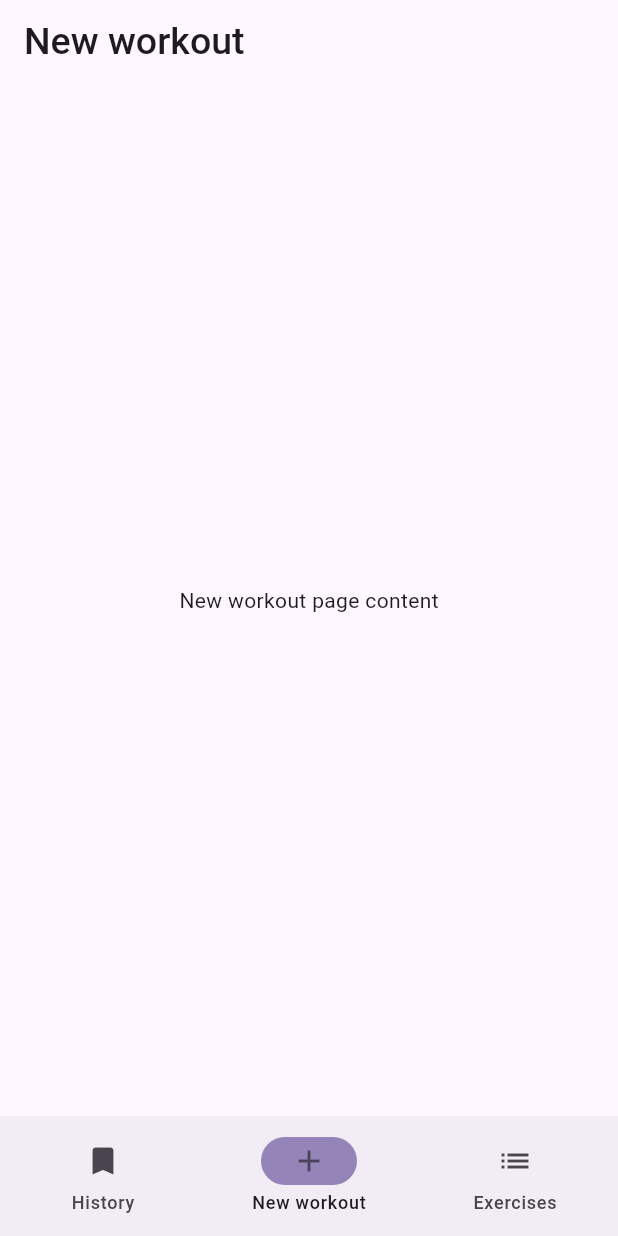
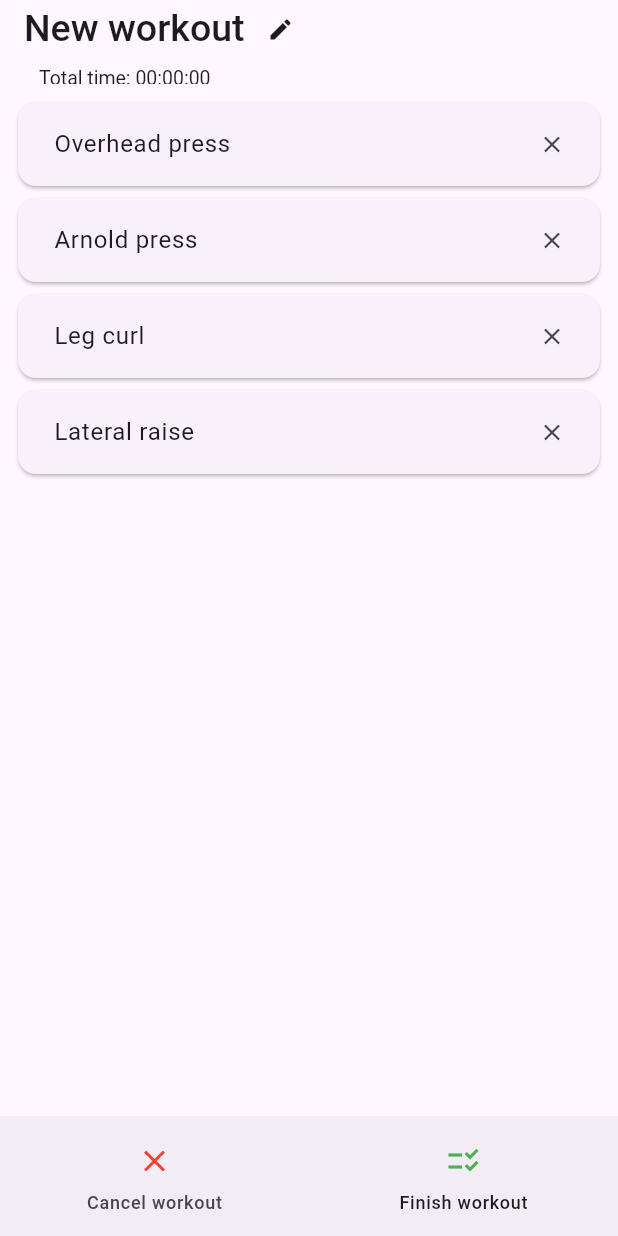
Before and after one commit to seaz5150/vorkautus, a Flutter app: the screen it shows after launch, item 2 of the bottom bar chosen, on a phone screen of 412 x 824 dp. Run offline on Flutter 3.47's test engine with Material 2 defaults, Android fonts, the phone set to English and light mode, and no system bars.

Commit message:
Active workout nav menu logic.

```diff
--- /dev/null
+++ b/lib/globals.dart
@@ -0,0 +1,4 @@
+library vorkautus.globals;
+
+bool workoutActive = false;
+bool exerciseActive = false;
--- a/lib/main.dart
+++ b/lib/main.dart
@@ -2,6 +2,7 @@
 import 'screens/exercises_screen.dart';
 import 'screens/new_workout_screen.dart';
 import 'screens/workout_history_screen.dart';
+import 'globals.dart' as globals;
 
 // Project structure guide: https://medium.com/flutter-community/scalable-folder-structure-for-flutter-applications-183746bdc320 (Folders By Type/Domain)
 // For performing operations on the JSON data maybe this architecture: https://codewithandrea.com/articles/flutter-repository-pattern/
@@ -37,6 +38,39 @@
 class _RootScreenState extends State<RootScreen> {
   int _selectedPageIndex = 0;
 
+  List<Widget> getMenuItems() {
+    if (globals.workoutActive) {
+      if (globals.exerciseActive) {
+        return const <Widget>[
+            NavigationDestination(icon: Icon(Icons.close, color: Colors.red), label: 'Cancel exercise'),
+            NavigationDestination(icon: Icon(Icons.checklist_rtl, color: Colors.green), label: 'Finish exercise'),
+        ];
+      }
+      else {
+        return const <Widget>[
+            NavigationDestination(icon: Icon(Icons.close, color: Colors.red), label: 'Cancel workout'),
+            NavigationDestination(icon: Icon(Icons.checklist_rtl, color: Colors.green), label: 'Finish workout'),
+        ];
+      }
+    }
+    else {
+      return const <Widget>[
+          NavigationDestination(icon: Icon(Icons.bookmark), label: 'History'),
+          NavigationDestination(icon: Icon(Icons.add), label: 'New workout'),
+          NavigationDestination(icon: Icon(Icons.list), label: 'Exercises'),
+      ];
+    }
+  }
+
+  Color getSelectedColor() {
+    if (!globals.workoutActive) {
+      return const Color.fromARGB(146, 79, 55, 139);
+    }
+    else {
+      return const Color.fromARGB(0, 0, 0, 0);
+    }
+  }
+
   @override
   Widget build(BuildContext context) {
     return Scaffold(
@@ -48,31 +82,39 @@
       bottomNavigationBar: NavigationBar(
         onDestinationSelected: (int index) {
           setState(() {
-            _selectedPageIndex = index;
+            if (!globals.workoutActive) {
+              // New workout started.
+              if (index == 1) {
+                  globals.workoutActive = true;
+              }
+              _selectedPageIndex = index;
+            }
+            else {
+              if (!globals.exerciseActive) {
+                if (index == 0) {
+                  // Cancel workout
+                }
+                else {
+                  // Finish workout
+                }
+                globals.workoutActive = false;
+                _selectedPageIndex = 0;
+              }
+              else {
+                if (index == 0) {
+                  // Cancel exercise
+                }
+                else {
+                  // Finish exercise
+                }
+                globals.exerciseActive = false;
+              }
+            }
           });
         },
-        destinations: const <Widget>[
-          NavigationDestination(
-            icon: Icon(
-              Icons.bookmark
-            ),
-            label: 'History',
-          ),
-          NavigationDestination(
-            icon: Icon(
-              Icons.add
-            ),
-            label: 'New workout',
-          ),
-          NavigationDestination(
-            icon: Icon(
-              Icons.list
-            ),
-            label: 'Exercises'
-          ),
-        ],
+        destinations: getMenuItems(),
         selectedIndex: _selectedPageIndex,
-        indicatorColor: const Color.fromARGB(146, 79, 55, 139)
+        indicatorColor: getSelectedColor()
       ),
     );
   }
--- a/lib/screens/exercises_screen.dart
+++ b/lib/screens/exercises_screen.dart
@@ -27,7 +27,7 @@ class _ExercisesScreenState extends State<ExercisesScreen> {
     // });
   }
 
-    void _onDeleteExercisePressed(int index) {
+  void _onDeleteExercisePressed(int index) {
     // setState(() {
 
     // });
--- a/lib/screens/new_workout_screen.dart
+++ b/lib/screens/new_workout_screen.dart
@@ -8,24 +8,114 @@ class NewWorkoutScreen extends StatefulWidget {
       _NewWorkoutScreenState();
 }
 
-class _NewWorkoutScreenState
-    extends State<NewWorkoutScreen> {
+class _NewWorkoutScreenState extends State<NewWorkoutScreen> {
+ final List<String> demoExcercises = <String>['Overhead press', 'Arnold press', 'Leg curl', 'Lateral raise'];
+ final workoutStopwatch = Stopwatch();
+
+  @override
+  // ignore: must_call_super
+  initState() {
+    workoutStopwatch.start();
+  }
+
+  String _getFormattedTime(Duration d) {
+    return d.toString().split('.').first.padLeft(8, "0");
+  }
+
+ void _onDeleteExercisePressed(int index) {
+  // setState(() {
+
+    // });
+ }
+
+ void _onEditWorkoutNamePressed() {
+  // setState(() {
+
+    // });
+ }
 
   @override
   Widget build(BuildContext context) {
     return Scaffold(
       appBar: AppBar(
-        title: const Text(
+        title: Column(
+          children: [
+            Row(
+              children: [
+                const Text(
                   'New workout',
                   style: TextStyle(
                     fontWeight: FontWeight.w500,
                     fontSize: 25
                   )
                 ),
+                IconButton(
+                  onPressed: _onEditWorkoutNamePressed,
+                  icon: const Icon(Icons.edit),
+                  iconSize: 18,
                 ),
-      body: Container(
-          alignment: Alignment.center,
-          child: const Text('New workout page content'),
+              ],
+            ),
+            Row(
+              children: [
+                Padding(
+                  padding: const EdgeInsets.only(left: 10),
+                  child: Text(
+                    "Total time: ${_getFormattedTime(workoutStopwatch.elapsed)}",
+                    style: const TextStyle(
+                      fontSize: 13
+                    )
+                  ),
+                ),
+              ],
+            )
+          ],
+        ),
+    ),
+      body: Column(
+        children: [
+          Expanded(
+            child: ListView.builder(
+              scrollDirection: Axis.vertical,
+              padding: const EdgeInsets.all(8),
+              itemCount: demoExcercises.length,
+              itemBuilder: (_, index) {
+                return Card(
+                  child: Padding(
+                    padding: const EdgeInsets.only(left: 8, right: 8),
+                    child: Row(
+                      mainAxisAlignment: MainAxisAlignment.spaceBetween,
+                      children: <Widget>[
+                        Expanded(
+                          child: ListTile(
+                            title: Text(
+                              demoExcercises[index],
+                              overflow: TextOverflow.ellipsis,
+                              softWrap: false,
+                              style: const TextStyle(
+                                fontSize: 16
+                              ),
+                            )
+                          ),
+                        ),
+                        Flexible(
+                          child: Row(
+                            mainAxisAlignment: MainAxisAlignment.end,
+                            children: [
+                              IconButton(
+                                onPressed: () => _onDeleteExercisePressed(index),
+                                icon: const Icon(Icons.close),
+                                iconSize: 18,
+                                ),
+                            ],
+                          ),
+                        )
+                      ]),
+                  ),
+                );
+            }),
+          ),
+        ],
       )
     );
   }
```
Lines whose indentation alone changed are shown as unchanged.
